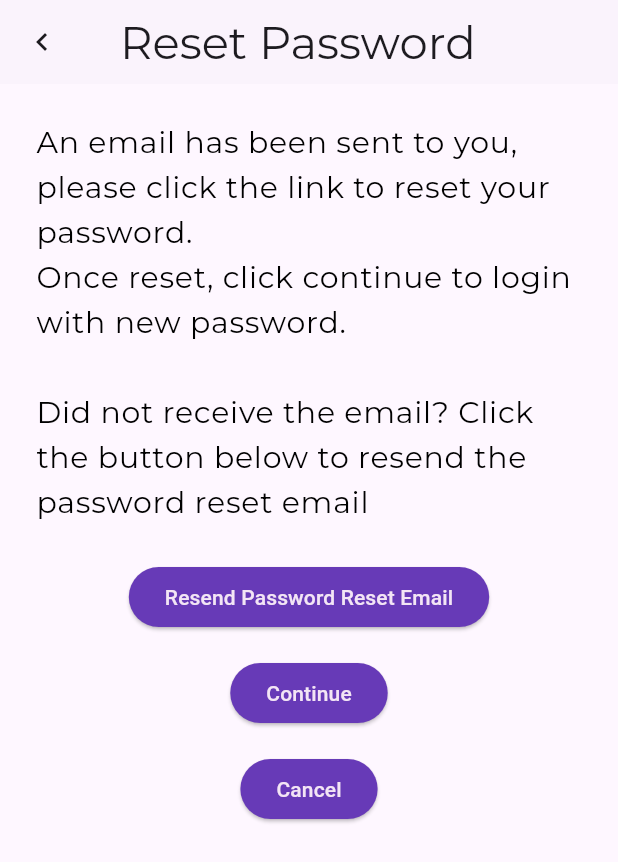
After one commit to Charlie-97/my_notes, a Flutter app: the ResetPassword screen opened directly, after a tap on "Resend Password Reset Email", on a phone screen of 412 x 824 dp. The commit adds this screen. Shown: the top 862 px of the screen. Run offline on Flutter 3.47's test engine with Material 3 defaults, Android fonts, the phone set to English and light mode, and no system bars; our stand-ins replace animate_do, bloc, cloud_firestore, equatable, firebase_auth, firebase_core and 6 more; accounts and stored records are empty; network calls fail; statements that could not run were skipped.

Commit message:
Implement: App cleanup

```diff
--- /dev/null
+++ b/lib/presentation/pages/authentication/reset_password_page.dart
@@ -0,0 +1,83 @@
+import 'package:flutter/material.dart';
+import 'package:flutter_bloc/flutter_bloc.dart';
+import 'package:my_notes/services/auth/bloc/auth_bloc.dart';
+import 'package:my_notes/services/auth/bloc/auth_event.dart';
+
+class ResetPassword extends StatelessWidget {
+  const ResetPassword({super.key});
+
+  @override
+  Widget build(BuildContext context) {
+    return Scaffold(
+      appBar: AppBar(
+        leading: IconButton(
+          icon: Icon(Icons.chevron_left),
+          onPressed: () {
+            context.read<AuthBloc>().add(const AuthEventShouldRegister());
+          },
+        ),
+        title: Padding(
+          padding: const EdgeInsets.only(left: 8.0),
+          child: Text(
+            "Reset Password",
+            style: TextStyle(
+              color: Theme.of(context).colorScheme.onBackground,
+            ),
+          ),
+        ),
+        backgroundColor: Theme.of(context).colorScheme.background,
+        elevation: 0.5,
+      ),
+      body: Padding(
+        padding: const EdgeInsets.fromLTRB(24.0, 24.0, 24.0, 0.0),
+        child: Column(
+          children: [
+            Text(
+              '''An email has been sent to you, please click the link to reset your password.\nOnce reset, click continue to login with new password.
+                ''',
+              style: Theme.of(context).textTheme.bodyLarge,
+            ),
+            Text(
+              'Did not receive the email? Click the button below to resend the password reset email',
+              style: Theme.of(context).textTheme.bodyLarge,
+            ),
+            const SizedBox(
+              height: 24.0,
+            ),
+            Column(
+              crossAxisAlignment: CrossAxisAlignment.center,
+              children: [
+                ElevatedButton(
+                  onPressed: () {
+                    context
+                        .read<AuthBloc>()
+                        .add(const AuthEventSendEmailVerification());
+                  },
+                  child: const Text('Resend Password Reset Email'),
+                ),
+                const SizedBox(
+                  height: 16.0,
+                ),
+                ElevatedButton(
+                  onPressed: () {
+                    context.read<AuthBloc>().add(const AuthEventLogout());
+                  },
+                  child: const Text('Continue'),
+                ),
+                const SizedBox(
+                  height: 16.0,
+                ),
+                ElevatedButton(
+                  onPressed: () {
+                    context.read<AuthBloc>().add(const AuthEventLogout());
+                  },
+                  child: const Text('Cancel'),
+                ),
+              ],
+            )
+          ],
+        ),
+      ),
+    );
+  }
+}
--- a/lib/presentation/pages/home_page.dart
+++ b/lib/presentation/pages/home_page.dart
@@ -4,6 +4,7 @@ import 'package:my_notes/helpers/loaders/loading_screen.dart';
 import 'package:my_notes/presentation/pages/authentication/email_verification_page.dart';
 import 'package:my_notes/presentation/pages/authentication/login_page.dart';
 import 'package:my_notes/presentation/pages/authentication/register_page.dart';
+import 'package:my_notes/presentation/pages/authentication/reset_password_page.dart';
 import 'package:my_notes/presentation/pages/notes/my_notes.dart';
 import 'package:my_notes/services/auth/bloc/auth_bloc.dart';
 import 'package:my_notes/services/auth/bloc/auth_event.dart';
@@ -40,7 +41,7 @@ class HomePage extends StatelessWidget {
           //         'A link has been sent to your email address. Click the link to reset your password')
           //     .build();
           // ScaffoldMessenger.of(context).showSnackBar(snackBarVerify);
-          return const LoginPage();
+          return const ResetPassword();
         } else {
           return const Scaffold(
             body: CircularProgressIndicator(),
--- a/pubspec.yaml
+++ b/pubspec.yaml
@@ -52,6 +52,7 @@ dependencies:
   bloc: ^8.1.2
   flutter_bloc: ^8.1.3
   equatable: ^2.0.5
+  flutter_launcher_icons: ^0.13.1
 
 dev_dependencies:
   flutter_test:
```
Also changed, not shown: pubspec.lock, 1 other file.
